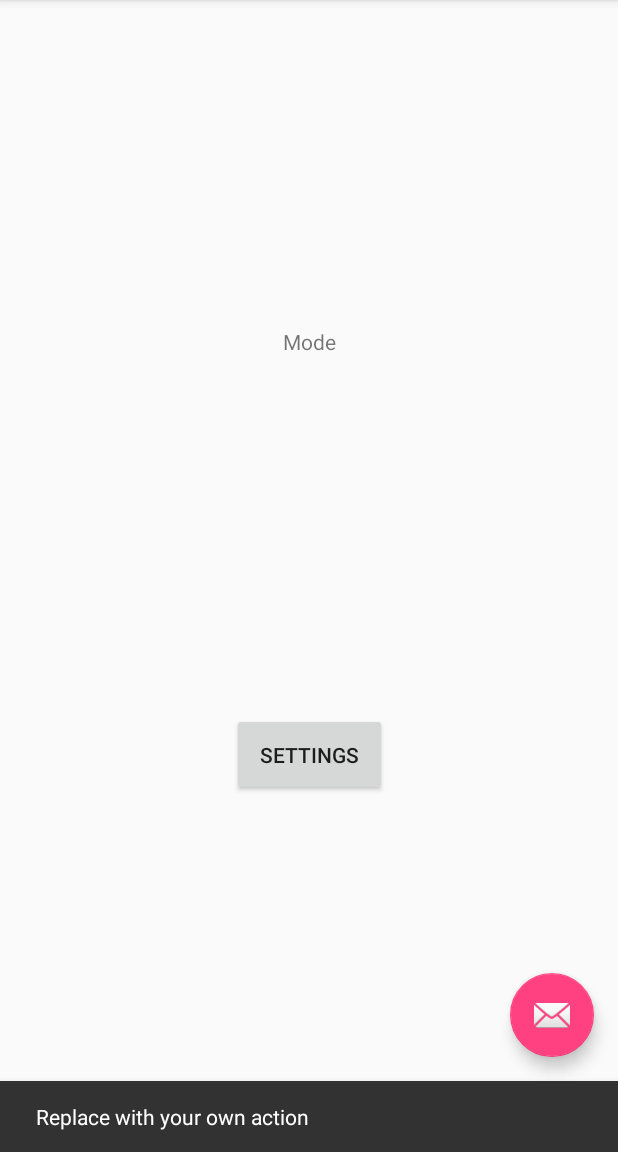
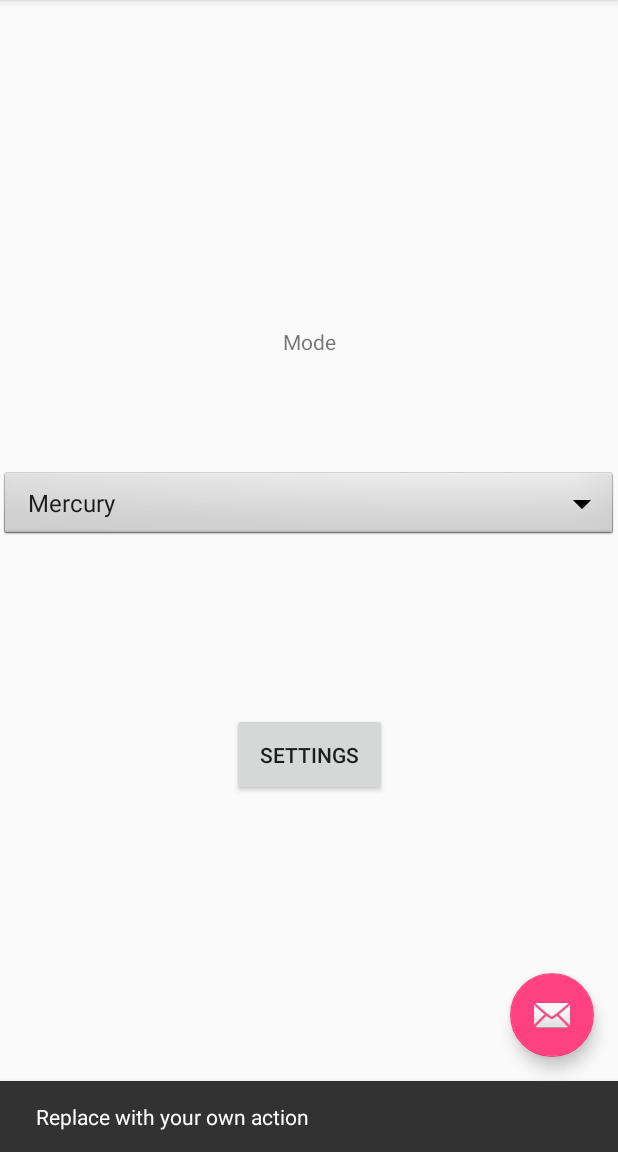
Before and after one commit to dbrewii/smart-nightlight, an Android app: the screen it shows after launch (MainActivity), after a tap on an icon or button, on a phone screen of 412 x 824 dp, the part 84-1236 px from its top. Run offline under Robolectric (Android 15) with nearby library versions, the phone set to English and light mode, and no system bars.

Commit message:
Dropdown added.

```diff
--- a/app/src/main/java/edu/memphis/teamhack/smart_nightlight/MainActivity.java
+++ b/app/src/main/java/edu/memphis/teamhack/smart_nightlight/MainActivity.java
@@ -11,8 +11,9 @@
 import android.app.Activity;
 import android.content.Intent;
 import android.view.View.OnClickListener;
+import android.widget.ArrayAdapter;
 import android.widget.Button;
-
+import android.widget.Spinner;
 
 
 public class MainActivity extends AppCompatActivity {
@@ -48,7 +49,18 @@
             }
         });
 
+        Spinner spinner = (Spinner) findViewById(R.id.spinner);
+// Create an ArrayAdapter using the string array and a default spinner layout
+        ArrayAdapter<CharSequence> adapter = ArrayAdapter.createFromResource(this,
+                R.array.planets_array, android.R.layout.simple_spinner_item);
+// Specify the layout to use when the list of choices appears
+        adapter.setDropDownViewResource(android.R.layout.simple_spinner_dropdown_item);
+// Apply the adapter to the spinner
+        spinner.setAdapter(adapter);
+
     }
+
+
 
     @Override
     public boolean onCreateOptionsMenu(Menu menu) {
--- a/app/src/main/res/layout/activity_main.xml
+++ b/app/src/main/res/layout/activity_main.xml
@@ -30,4 +30,6 @@
 
     <include layout="@layout/content_main" />
 
+
+
 </android.support.design.widget.CoordinatorLayout>
--- a/app/src/main/res/layout/content_main.xml
+++ b/app/src/main/res/layout/content_main.xml
@@ -28,5 +28,17 @@
         app:layout_constraintLeft_toLeftOf="parent"
         app:layout_constraintRight_toRightOf="parent"
         app:layout_constraintTop_toBottomOf="@+id/textView" />
+    <Spinner
+        android:id="@+id/spinner"
+        android:layout_width="0dp"
+        android:layout_height="wrap_content"
+        android:background="@android:drawable/btn_dropdown"
+        android:spinnerMode="dropdown"
+        app:layout_constraintRight_toRightOf="parent"
+        app:layout_constraintLeft_toLeftOf="parent"
+        app:layout_constraintBottom_toBottomOf="parent"
+        app:layout_constraintTop_toTopOf="parent"
+        app:layout_constraintHorizontal_bias="0.0"
+        app:layout_constraintVertical_bias="0.435" />
 
 </android.support.constraint.ConstraintLayout>
--- a/app/src/main/res/values/strings.xml
+++ b/app/src/main/res/values/strings.xml
@@ -20,4 +20,15 @@
     <string name="pref_title_minimal">With no alpha or hex fields</string>
     <string name="pref_title_minimal_summary">app:colorpicker_showAlpha=\"false\" and app:colorpicker_showHex=\"false\"</string>
     <string name="pref_show_view_usage_demo">Show view usage demo</string>
+
+    <string-array name="planets_array">
+        <item>Mercury</item>
+        <item>Venus</item>
+        <item>Earth</item>
+        <item>Mars</item>
+        <item>Jupiter</item>
+        <item>Saturn</item>
+        <item>Uranus</item>
+        <item>Neptune</item>
+    </string-array>
 </resources>
```
